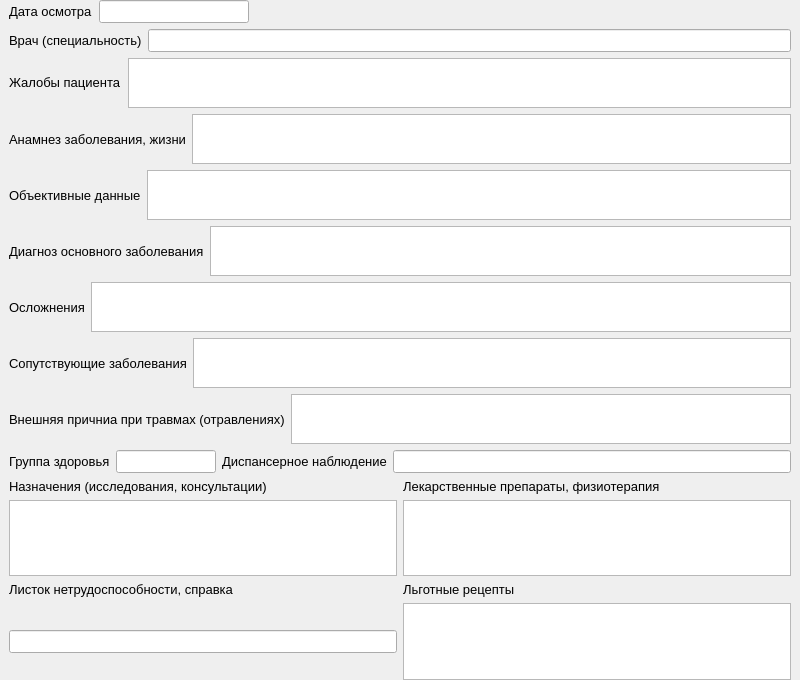
Above: lib/static/GUI/form_visit_doctor.ui from StendhalSyndromeStudio/iNurse before the change. Below: the same form after it.
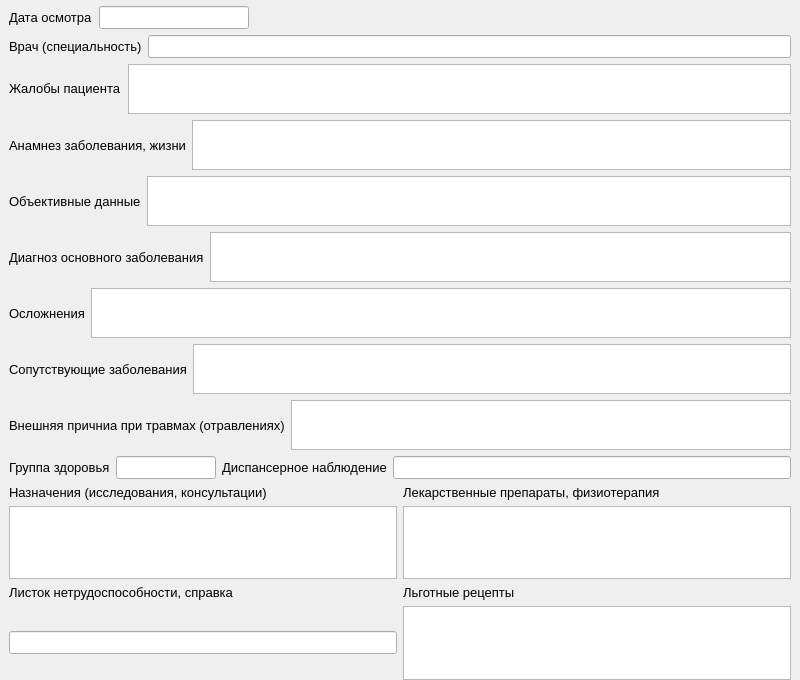
That is the form after the change.

The edit to the form file:
```diff
--- a/lib/static/GUI/form_visit_doctor.ui
+++ b/lib/static/GUI/form_visit_doctor.ui
@@ -29,7 +29,7 @@
     <number>0</number>
    </property>
    <property name="topMargin">
-    <number>0</number>
+    <number>6</number>
    </property>
    <property name="rightMargin">
     <number>0</number>
```
